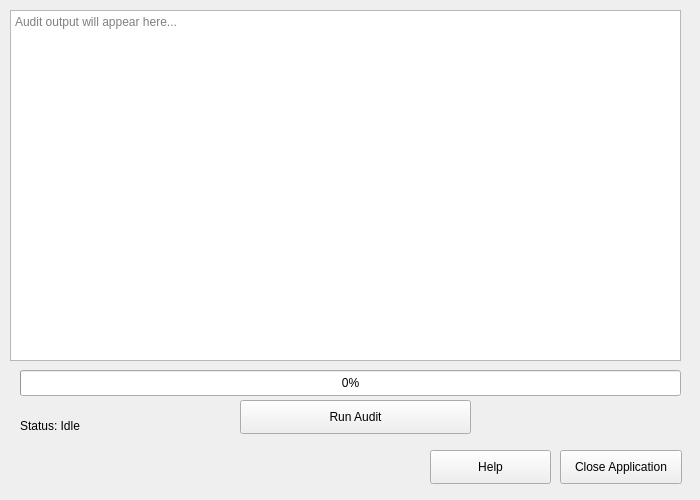
Before: the Qt Designer form Assets/Interface.ui in LordTael125/Linux-Audit-Hardening-Tools, drawn with Qt 5.
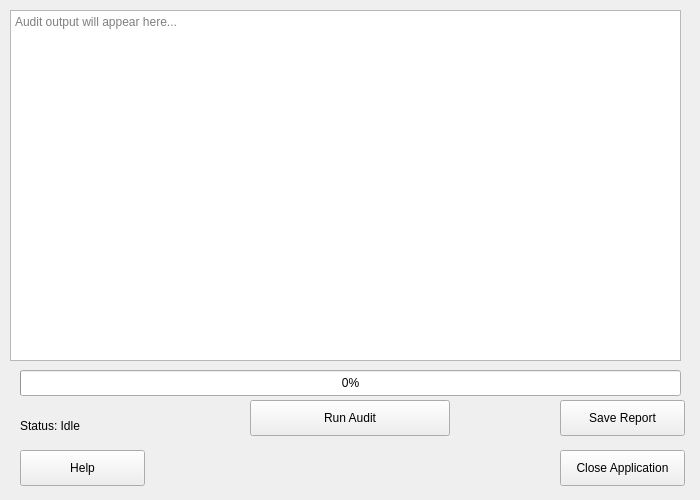
After: the same form once the commit is applied.

Diff of the .ui file:
```diff
--- a/Assets/Interface.ui
+++ b/Assets/Interface.ui
@@ -17,10 +17,10 @@
    <widget class="QPushButton" name="runButton">
     <property name="geometry">
      <rect>
-      <x>240</x>
+      <x>250</x>
       <y>400</y>
-      <width>231</width>
-      <height>34</height>
+      <width>200</width>
+      <height>36</height>
      </rect>
     </property>
     <property name="text">
@@ -83,8 +83,8 @@
      <rect>
       <x>560</x>
       <y>450</y>
-      <width>122</width>
-      <height>34</height>
+      <width>125</width>
+      <height>36</height>
      </rect>
     </property>
     <property name="text">
@@ -94,16 +94,29 @@
    <widget class="QPushButton" name="helpButton">
     <property name="geometry">
      <rect>
-      <x>430</x>
+      <x>20</x>
       <y>450</y>
-      <width>121</width>
-      <height>34</height>
+      <width>125</width>
+      <height>36</height>
      </rect>
     </property>
     <property name="text">
      <string>Help</string>
     </property>
    </widget>
+   <widget class="QPushButton" name="saveButton">
+    <property name="geometry">
+     <rect>
+      <x>560</x>
+      <y>400</y>
+      <width>125</width>
+      <height>36</height>
+     </rect>
+    </property>
+    <property name="text">
+     <string>Save Report</string>
+    </property>
+   </widget>
   </widget>
  </widget>
  <resources/>
```
